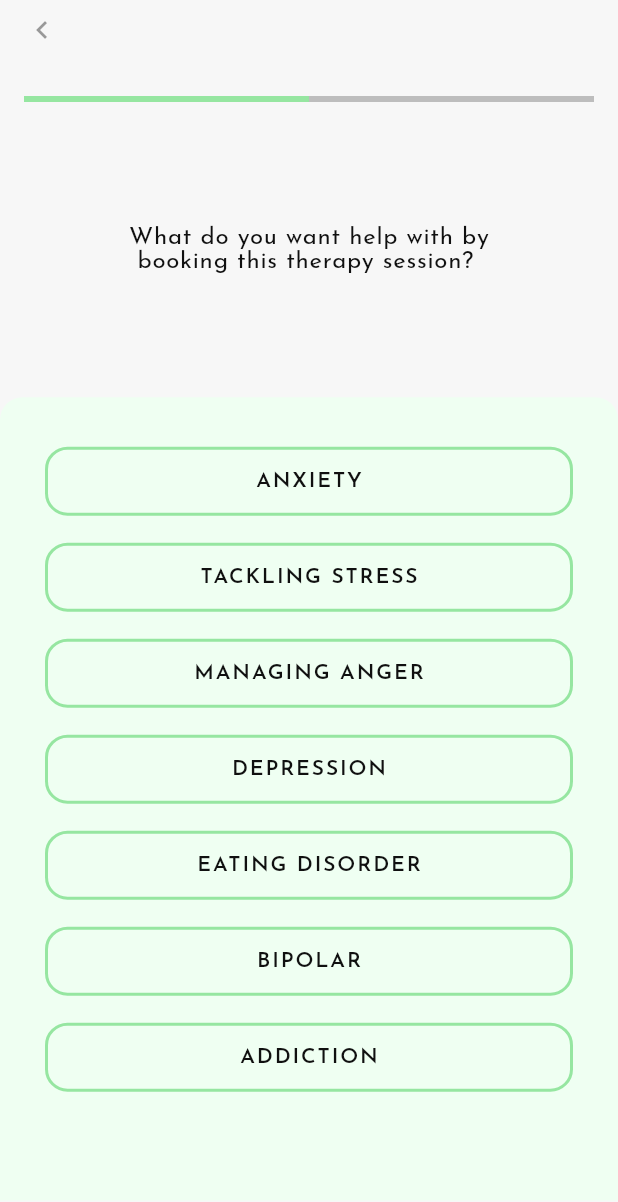
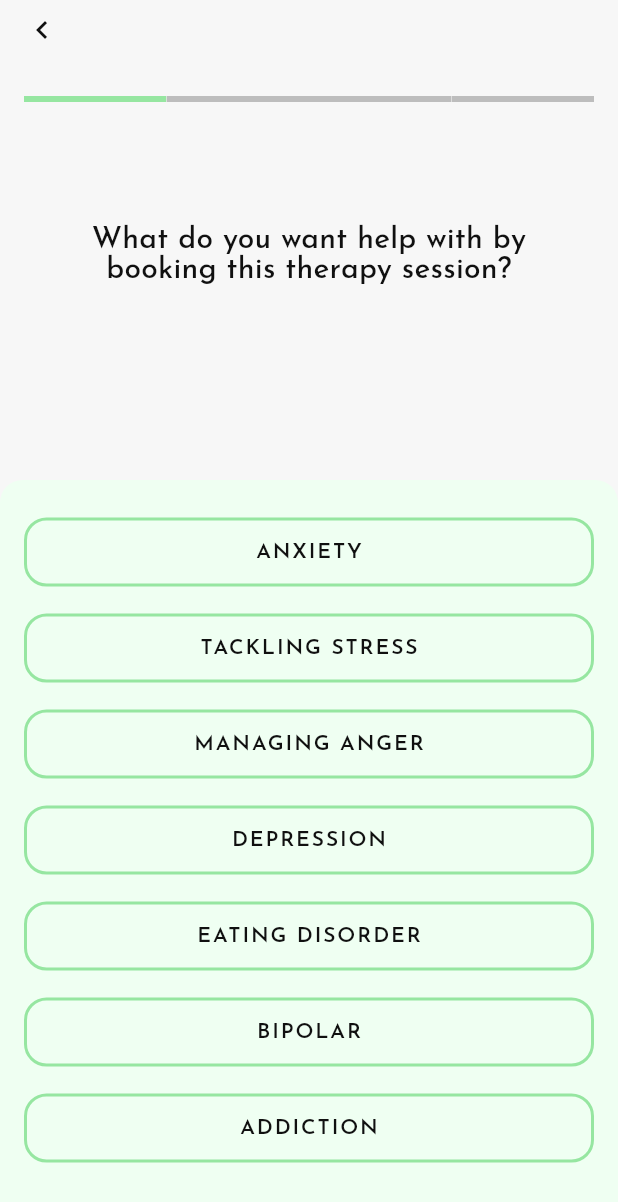
Before and after one commit to DeveloperMaleek/talk2me, a Flutter app: the ClientTherapy screen opened directly, after a tap on "BOOK A SESSION", on a phone screen of 412 x 824 dp. Shown: the top 1202 px of the screen. Run offline on Flutter 3.47's test engine with Material 2 defaults, Android fonts, the phone set to English and light mode, and no system bars; drawn by our look-alikes of step_progress_indicator; our stand-ins replace font_awesome_flutter, google_fonts, google_nav_bar, multi_select_flutter; network calls fail.

Commit message:
pages restructured

```diff
--- a/lib/constants/text_styles.dart
+++ b/lib/constants/text_styles.dart
@@ -153,11 +153,12 @@ class HeadingFive extends StatelessWidget {
 //////////////////////////
 
 class HeadingSix extends StatelessWidget {
-  const HeadingSix({Key? key, required this.text, required this.textColor})
+  const HeadingSix({Key? key, required this.text, required this.textColor, this.textAlignment})
       : super(key: key);
 
   final String text;
   final Color textColor;
+  final TextAlign? textAlignment;
   @override
   Widget build(BuildContext context) {
     //Used for headline 1 in pages
@@ -170,6 +171,7 @@ class HeadingSix extends StatelessWidget {
     return Text(
       text,
       style: _textStyle,
+      textAlign: textAlignment,
     );
   }
 }
@@ -211,11 +213,17 @@ class SubtitleOne extends StatelessWidget {
 //////////////////////////
 
 class SubtitleTwo extends StatelessWidget {
-  const SubtitleTwo({Key? key, required this.text, required this.textColor})
+  const SubtitleTwo(
+      {Key? key,
+      required this.text,
+      required this.textColor,
+      this.textAlignment})
       : super(key: key);
 
   final String text;
   final Color textColor;
+  final TextAlign? textAlignment;
+
   @override
   Widget build(BuildContext context) {
     //Used for Small Text Subtitle in pages
@@ -228,6 +236,7 @@ class SubtitleTwo extends StatelessWidget {
     return Text(
       text,
       style: _textStyle,
+      textAlign: textAlignment,
     );
   }
 }
@@ -237,11 +246,13 @@ class SubtitleTwo extends StatelessWidget {
 //////////////////////////
 
 class BodyTextOne extends StatelessWidget {
-  const BodyTextOne({Key? key, required this.text, required this.textColor})
+  const BodyTextOne({Key? key, required this.text, required this.textColor, this.textAlignment})
       : super(key: key);
 
   final String text;
   final Color textColor;
+  final TextAlign? textAlignment;
+
   @override
   Widget build(BuildContext context) {
     //Used for Big Body Text  in pages
@@ -254,6 +265,7 @@ class BodyTextOne extends StatelessWidget {
     return Text(
       text,
       style: _textStyle,
+      textAlign: textAlignment
       // textAlign: TextAlign.center,
     );
   }
--- a/lib/ui/therapy/book_therapy_1.dart
+++ b/lib/ui/therapy/book_therapy_1.dart
@@ -20,41 +20,33 @@ class _BookTherapy1State extends State<BookTherapy1> {
         backgroundColor: AppColors.lightBackground,
         appBar: app_bar_btn.AppBarNavWithBackButton(
           iconColor: AppColors.textColorLightBg,
-        onPressed: () {},
+          // onPressed: () {},
         ),
-      body: Container(
-        // height: MediaQuery.of(context).size.height,
+        body: CustomScrollView(
+          slivers: [
+            SliverFillRemaining(
               child: Column(
-          mainAxisAlignment: MainAxisAlignment.spaceEvenly,
                 children: [
-            const ProgressIndicatorBar(
-              totalSteps: 2,
+                  ProgressIndicatorBar(
+                    totalSteps: 4,
                     currentStep: 1,
                   ),
                   SizedBox(
                     height: MediaQuery.of(context).size.height * 0.1,
                   ),
                   Expanded(
-              child: ListView(children: <Widget>[
-                Column(
-                    mainAxisAlignment: MainAxisAlignment.spaceEvenly,
-                    children: <Widget>[
-                      const text_content.BodyTextOne(
+                    child: text_content.HeadingSix(
                       text:
-                            'What do you want help with by\n booking this therapy session?',
+                          'What do you want help with by\nbooking this therapy session?',
                       textColor: AppColors.textColorLightBg,
+                      textAlignment: TextAlign.center,
                     ),
-                      SizedBox(
-                        height: MediaQuery.of(context).size.height * 0.1,
                   ),
-                      Column(
-                        mainAxisAlignment: MainAxisAlignment.end,
-                        crossAxisAlignment: CrossAxisAlignment.end,
-                        children: [
                   Container(
                     width: double.infinity,
-                            height: MediaQuery.of(context).size.height * 0.65,
-                            padding: const EdgeInsets.symmetric(horizontal: 30),
+                    // height: MediaQuery.of(context).size.height * 0.65,
+                    padding: const EdgeInsets.only(
+                        left: 16, right: 16, top: 24, bottom: 48),
                     decoration: const BoxDecoration(
                       color: AppColors.greenBackground,
                       borderRadius: BorderRadius.only(
@@ -62,12 +54,8 @@ class _BookTherapy1State extends State<BookTherapy1> {
                         topRight: Radius.circular(15),
                       ),
                     ),
-                            child: ListView(
-                              padding: const EdgeInsets.only(top: 0),
+                    child: Column(
                       children: [
-                                const SizedBox(
-                                  height: 32,
-                                ),
                         button.OutlineButton(
                             buttonText: 'Anxiety',
                             buttonTextColor: AppColors.textColorLightBg,
@@ -147,12 +135,8 @@ class _BookTherapy1State extends State<BookTherapy1> {
                   ),
                 ],
               ),
-                    ]),
-              ]),
-            ),
+            )
           ],
-        ),
-      ),
-    );
+        ));
   }
 }
--- a/lib/ui/therapy/client_therapy.dart
+++ b/lib/ui/therapy/client_therapy.dart
@@ -22,24 +22,29 @@ class _ClientTherapyState extends State<ClientTherapy> {
           buttonText: 'My Notes',
           buttonColor: AppColors.primaryColor,
         ),
-      body: ListView(children: <Widget>[
+        //
+        body: CustomScrollView(
+          slivers: <Widget>[
+            SliverFillRemaining(
+              child: Column(
+                children: [
+                  Expanded(
+                    child: Container(
+                      child: Align(
+                        alignment: Alignment.center,
+                        child: text_content.BodyTextOne(
+                          text:
+                              'Your upcoming therapy session \nwill appear here',
+                          textColor: AppColors.textColorLightBg,
+                          textAlignment: TextAlign.center,
+                        ),
+                      ),
+                    ),
+                  ),
                   Container(
-          height: MediaQuery.of(context).size.height,
-          child: Column(
-              mainAxisAlignment: MainAxisAlignment.spaceEvenly,
-              children: <Widget>[
-                text_content.BodyTextOne(
-                  text: 'Your upcoming therapy session will appear here',
-                  textColor: AppColors.textColorLightBg,
-                ),
-                Column(
-                  mainAxisAlignment: MainAxisAlignment.end,
-                  crossAxisAlignment: CrossAxisAlignment.end,
-                  children: [
-                    Container(
-                      width: double.infinity,
-                      height: MediaQuery.of(context).size.height * 0.35,
-                      padding: const EdgeInsets.symmetric(horizontal: 30),
+                      height: MediaQuery.of(context).size.height * 0.5,
+                      padding: EdgeInsets.only(
+                          left: 24, right: 24, top: 24, bottom: 64),
                       decoration: const BoxDecoration(
                         color: AppColors.greenBackground,
                         borderRadius: BorderRadius.only(
@@ -47,18 +52,20 @@ class _ClientTherapyState extends State<ClientTherapy> {
                           topRight: Radius.circular(15),
                         ),
                       ),
-                      child: ListView(
-                        padding: const EdgeInsets.only(top: 0),
+                      child: Column(
+                        mainAxisAlignment: MainAxisAlignment.center,
                         children: [
+                          Align(
+                            alignment: Alignment.center,
+                            child: const text_content.BodyTextOne(
+                              text:
+                                  "You have no upcoming session. \n\nDo you want to book a session with a \ntherapist now? ",
+                              textColor: AppColors.textColorLightBg,
+                              textAlignment: TextAlign.center,
+                            ),
+                          ),
                           const SizedBox(
-                            height: 45,
-                          ),
-                          const text_content.BodyTextOne(
-                              text:
-                                  "You have no upcoming session. Do you want to book a session with a therapist now? ",
-                              textColor: AppColors.textColorLightBg),
-                          const SizedBox(
-                            height: 32,
+                            height: 48,
                           ),
                           FilledButton(
                               buttonText: 'Book a session',
@@ -67,13 +74,11 @@ class _ClientTherapyState extends State<ClientTherapy> {
                                     context, route.therapyBookSession);
                               }),
                         ],
+                      ))
+                ],
               ),
             ),
           ],
-                ),
-              ]),
-        ),
-      ]),
-    );
+        ));
   }
 }
--- a/lib/ui/therapy/select_available_sessions.dart
+++ b/lib/ui/therapy/select_available_sessions.dart
@@ -40,9 +40,6 @@ class _SelectAvailableSessionsState extends State<SelectAvailableSessions> {
         ),
         appBar: app_bar.AppBarNavWithBackButton(
           iconColor: AppColors.textColorLightBg,
-          onPressed: () {
-            // Navigator.pop(context);
-          },
         ),
         body: SingleChildScrollView(
           child: Column(
--- a/lib/widgets/appBar.dart
+++ b/lib/widgets/appBar.dart
@@ -57,13 +57,13 @@ class AppBarNavWithBackButton extends StatelessWidget with PreferredSizeWidget {
   final Size preferredSize;
   AppBarNavWithBackButton({
     Key? key,
-    required this.onPressed,
+    // required this.onPressed,
     required this.iconColor,
     // this.endContent = const Text("Talk2me"),
     this.pageHeading = '',
   })  : preferredSize = const Size.fromHeight(40.0),
         super(key: key);
-  late Function onPressed;
+  // late Function onPressed;
   final Color iconColor;
   final String pageHeading;
   // final Widget? endContent;
@@ -75,7 +75,9 @@ class AppBarNavWithBackButton extends StatelessWidget with PreferredSizeWidget {
         elevation: 0,
         // title: _pagetittle(),
         leading: IconButton(
-          onPressed: onPressed(),
+          onPressed: () {
+            Navigator.pop(context);
+          },
           icon: const Icon(Icons.keyboard_arrow_left),
           color: iconColor,
         ));
```
Also changed, not shown: lib/ui/dashboard/client_dashboard.dart (+5 -5 lines), lib/ui/therapy/book_therapy_2.dart (+16 -37 lines). Lines whose indentation alone changed are shown as unchanged.
